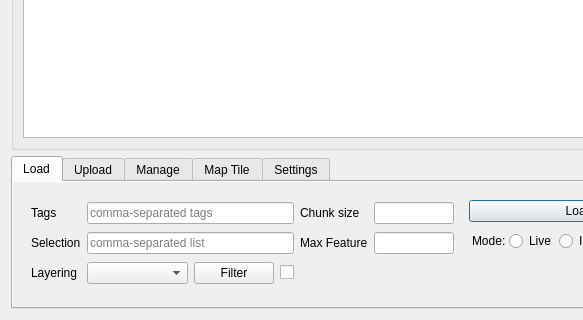
Qt form XYZHubConnector/gui/ui/tab_dialog.ui (minff/xyz-qgis-plugin) before a commit; both pictures show x 0 to 583 and y 258 to 578 of the 711 by 578 pixel window.
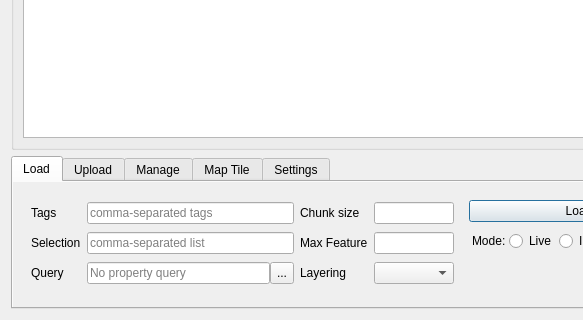
The same form after that commit. Custom widgets are drawn as their Qt base class.

Commit message:
ui, ux: lineEdit for filter (property query)
+ remove checkbox filter

```diff
--- a/XYZHubConnector/gui/ui/tab_dialog.ui
+++ b/XYZHubConnector/gui/ui/tab_dialog.ui
@@ -229,23 +229,7 @@
           </sizepolicy>
          </property>
          <layout class="QGridLayout" name="gridLayout">
-          <item row="1" column="4">
-           <widget class="QLabel" name="label_2">
-            <property name="sizePolicy">
-             <sizepolicy hsizetype="Fixed" vsizetype="Preferred">
-              <horstretch>0</horstretch>
-              <verstretch>0</verstretch>
-             </sizepolicy>
-            </property>
-            <property name="text">
-             <string>Max Feature</string>
-            </property>
-           </widget>
-          </item>
-          <item row="2" column="1">
-           <widget class="QComboBox" name="comboBox_similarity_threshold"/>
-          </item>
-          <item row="2" column="0">
+          <item row="2" column="4">
            <widget class="QLabel" name="label_9">
             <property name="sizePolicy">
              <sizepolicy hsizetype="Fixed" vsizetype="Preferred">
@@ -271,48 +255,6 @@
             </property>
            </widget>
           </item>
-          <item row="2" column="2">
-           <widget class="QPushButton" name="btn_filter">
-            <property name="sizePolicy">
-             <sizepolicy hsizetype="Fixed" vsizetype="Fixed">
-              <horstretch>0</horstretch>
-              <verstretch>0</verstretch>
-             </sizepolicy>
-            </property>
-            <property name="text">
-             <string>Filter</string>
-            </property>
-            <property name="autoDefault">
-             <bool>false</bool>
-            </property>
-           </widget>
-          </item>
-          <item row="1" column="0">
-           <widget class="QLabel" name="label_12">
-            <property name="sizePolicy">
-             <sizepolicy hsizetype="Fixed" vsizetype="Preferred">
-              <horstretch>0</horstretch>
-              <verstretch>0</verstretch>
-             </sizepolicy>
-            </property>
-            <property name="text">
-             <string>Selection</string>
-            </property>
-           </widget>
-          </item>
-          <item row="0" column="0">
-           <widget class="QLabel" name="label_3">
-            <property name="sizePolicy">
-             <sizepolicy hsizetype="Fixed" vsizetype="Preferred">
-              <horstretch>0</horstretch>
-              <verstretch>0</verstretch>
-             </sizepolicy>
-            </property>
-            <property name="text">
-             <string>Tags</string>
-            </property>
-           </widget>
-          </item>
           <item row="0" column="5">
            <widget class="QLineEdit" name="lineEdit_limit">
             <property name="sizePolicy">
@@ -360,16 +302,32 @@
             </property>
            </widget>
           </item>
-          <item row="2" column="3">
-           <widget class="QCheckBox" name="checkBox_filter">
+          <item row="0" column="1" colspan="3">
+           <widget class="QLineEdit" name="lineEdit_tags">
             <property name="sizePolicy">
-             <sizepolicy hsizetype="Fixed" vsizetype="Fixed">
+             <sizepolicy hsizetype="Preferred" vsizetype="Fixed">
+              <horstretch>0</horstretch>
+              <verstretch>0</verstretch>
+             </sizepolicy>
+            </property>
+            <property name="maxLength">
+             <number>2000</number>
+            </property>
+            <property name="placeholderText">
+             <string>comma-separated tags</string>
+            </property>
+           </widget>
+          </item>
+          <item row="0" column="0">
+           <widget class="QLabel" name="label_3">
+            <property name="sizePolicy">
+             <sizepolicy hsizetype="Fixed" vsizetype="Preferred">
               <horstretch>0</horstretch>
               <verstretch>0</verstretch>
              </sizepolicy>
             </property>
             <property name="text">
-             <string/>
+             <string>Tags</string>
             </property>
            </widget>
           </item>
@@ -389,22 +347,101 @@
             </property>
            </widget>
           </item>
-          <item row="0" column="1" colspan="3">
-           <widget class="QLineEdit" name="lineEdit_tags">
+          <item row="1" column="4">
+           <widget class="QLabel" name="label_2">
             <property name="sizePolicy">
-             <sizepolicy hsizetype="Preferred" vsizetype="Fixed">
+             <sizepolicy hsizetype="Fixed" vsizetype="Preferred">
               <horstretch>0</horstretch>
               <verstretch>0</verstretch>
              </sizepolicy>
             </property>
-            <property name="maxLength">
-             <number>2000</number>
+            <property name="text">
+             <string>Max Feature</string>
             </property>
-            <property name="placeholderText">
-             <string>comma-separated tags</string>
+           </widget>
+          </item>
+          <item row="1" column="0">
+           <widget class="QLabel" name="label_12">
+            <property name="sizePolicy">
+             <sizepolicy hsizetype="Fixed" vsizetype="Preferred">
+              <horstretch>0</horstretch>
+              <verstretch>0</verstretch>
+             </sizepolicy>
             </property>
+            <property name="text">
+             <string>Selection</string>
+            </property>
            </widget>
           </item>
+          <item row="2" column="5">
+           <widget class="QComboBox" name="comboBox_similarity_threshold"/>
+          </item>
+          <item row="2" column="0">
+           <widget class="QLabel" name="label_13">
+            <property name="sizePolicy">
+             <sizepolicy hsizetype="Fixed" vsizetype="Preferred">
+              <horstretch>0</horstretch>
+              <verstretch>0</verstretch>
+             </sizepolicy>
+            </property>
+            <property name="text">
+             <string>Query</string>
+            </property>
+           </widget>
+          </item>
+          <item row="2" column="1" colspan="3">
+            <widget class="QWidget" name="widget_line_filter" native="true">
+            <layout class="QHBoxLayout" name="horizontalLayout_9">
+             <property name="spacing">
+              <number>0</number>
+             </property>
+             <property name="leftMargin">
+              <number>0</number>
+             </property>
+             <property name="topMargin">
+              <number>0</number>
+             </property>
+             <property name="rightMargin">
+              <number>0</number>
+             </property>
+             <property name="bottomMargin">
+              <number>0</number>
+             </property>
+              <item>
+               <widget class="QLineEdit" name="lineEdit_filter">
+                <property name="sizePolicy">
+                 <sizepolicy hsizetype="Preferred" vsizetype="Fixed">
+                  <horstretch>0</horstretch>
+                  <verstretch>0</verstretch>
+                 </sizepolicy>
+                </property>
+                <property name="maxLength">
+                 <number>2000</number>
+                </property>
+                <property name="readOnly">
+                 <bool>true</bool>
+                </property>
+                <property name="placeholderText">
+                 <string>No property query</string>
+                </property>
+               </widget>
+              </item>
+              <item>
+               <widget class="QToolButton" name="btn_filter">
+                <property name="sizePolicy">
+                 <sizepolicy hsizetype="Fixed" vsizetype="Preferred">
+                  <horstretch>0</horstretch>
+                  <verstretch>0</verstretch>
+                 </sizepolicy>
+                </property>
+                <property name="text">
+                 <string>...</string>
+                </property>
+               </widget>
+              </item>
+            </layout>
+            </widget>
+          </item>
          </layout>
         </widget>
        </item>
```
Left out of the diff: 4 changed lines with no effect on the pictures. The commit also changes 3 other files.
